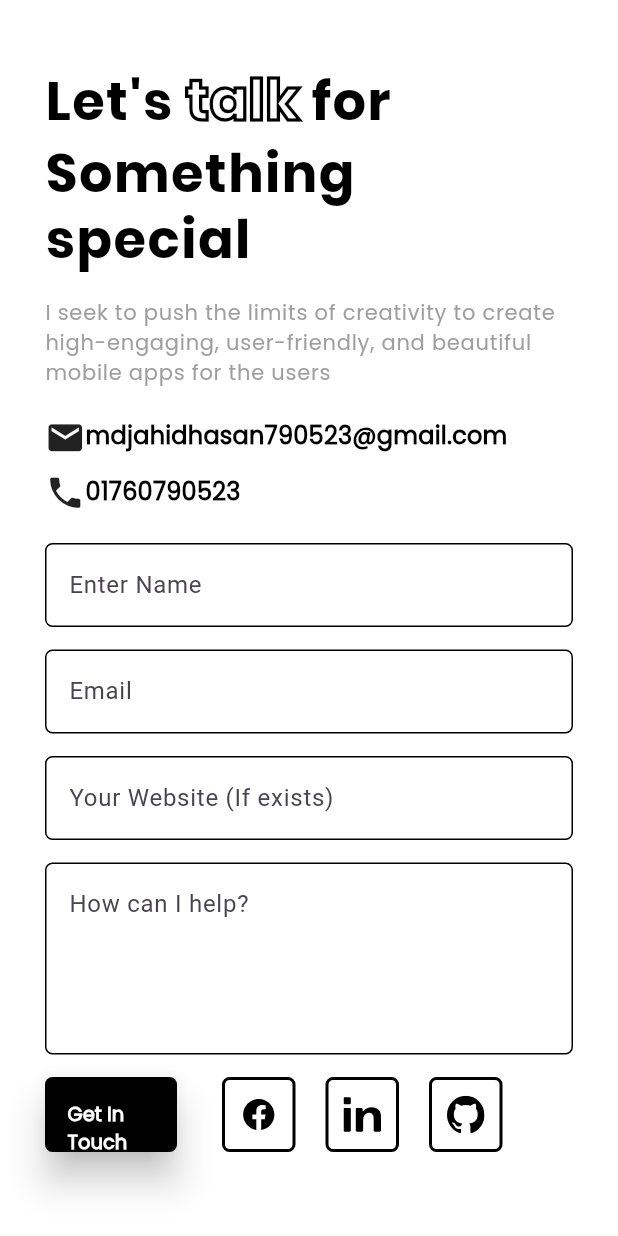
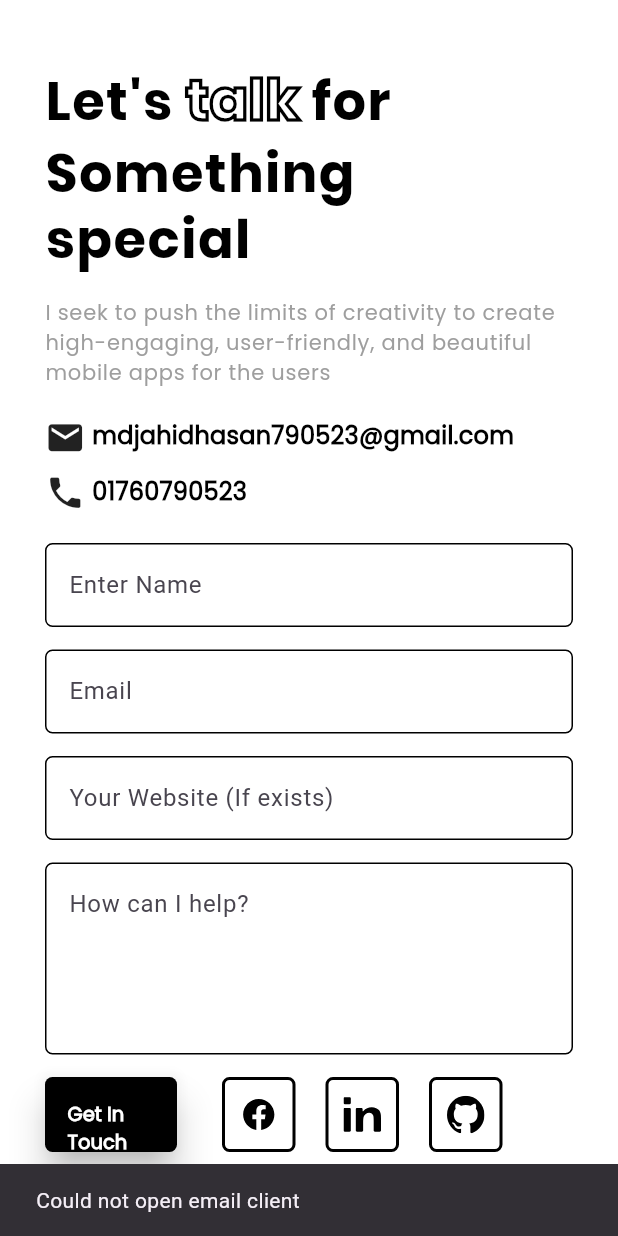
Before and after one commit to Jahid01234/my_portfolio, a Flutter app: the ContactMeWidget widget shown alone on an empty page, opened directly with empty values, after a tap on "Get In Touch", on a phone screen of 412 x 824 dp. Run offline on Flutter 3.47's test engine with Material 3 defaults, Android fonts, the phone set to English and light mode, and no system bars; drawn by our look-alikes of widget_and_text_animator; our stand-ins replace animated_background, flutter_carousel_widget, flutter_svg, gap, lottie, responsive_framework and 1 more; missing offline and left inert: dart:ui_web.

Commit message:
- add url launcher for contact me

```diff
--- a/lib/widgets/contact_me_widget.dart
+++ b/lib/widgets/contact_me_widget.dart
@@ -3,11 +3,35 @@ import 'package:gap/gap.dart';
 import 'package:my_portfolio/utils/app_strings.dart';
 import 'package:my_portfolio/widgets/social_cards_widget.dart';
 import 'package:responsive_framework/responsive_framework.dart';
+import 'package:url_launcher/url_launcher.dart';
 
 class ContactMeWidget extends StatelessWidget {
   final GlobalKey contactMeSectionKey;
 
   const ContactMeWidget({super.key, required this.contactMeSectionKey});
+
+
+  Future<void> _launchEmail() async {
+    final Uri emailUri = Uri(
+      scheme: 'mailto',
+      path: 'mdjahidhasan790523@gmail.com',
+      query: 'subject=Contact from Portfolio&body=Hello Jahid,', // optional
+    );
+    if (!await launchUrl(emailUri)) {
+      throw Exception('Could not launch $emailUri');
+    }
+  }
+
+  Future<void> _launchPhone() async {
+    final Uri phoneUri = Uri(
+      scheme: 'tel',
+      path: '01760790523',
+    );
+    if (!await launchUrl(phoneUri)) {
+      throw Exception('Could not launch $phoneUri');
+    }
+  }
+
 
   @override
   Widget build(BuildContext context) {
@@ -50,72 +74,133 @@ class ContactMeWidget extends StatelessWidget {
           text: TextSpan(children: [
             TextSpan(
                 text: "Let's ",
-                style: Theme.of(context).textTheme.headlineLarge),
+                style: Theme
+                    .of(context)
+                    .textTheme
+                    .headlineLarge),
             TextSpan(
-                text: "talk ", style: Theme.of(context).textTheme.labelLarge),
+                text: "talk ", style: Theme
+                .of(context)
+                .textTheme
+                .labelLarge),
             TextSpan(
                 text: "for\n",
-                style: Theme.of(context).textTheme.headlineLarge),
+                style: Theme
+                    .of(context)
+                    .textTheme
+                    .headlineLarge),
             TextSpan(
                 text: "Something special\n",
-                style: Theme.of(context).textTheme.headlineLarge),
+                style: Theme
+                    .of(context)
+                    .textTheme
+                    .headlineLarge),
             const TextSpan(
               text: "\n",
             ),
             TextSpan(
                 text:
                 "I seek to push the limits of creativity to create high-engaging, user-friendly, and beautiful mobile apps for the users\n",
-                style: Theme.of(context).textTheme.labelSmall),
+                style: Theme
+                    .of(context)
+                    .textTheme
+                    .labelSmall),
           ]),
         ),
-        Wrap(
+        GestureDetector(
+          onTap: _launchEmail,
+          child: Wrap(
             children: [
               const Icon(
                 Icons.email,
                 size: 27,
               ),
               const Gap(20),
-            Text("mdjahidhasan790523@gmail.com",
-                style: Theme.of(context).textTheme.titleMedium)
+              Text(" mdjahidhasan790523@gmail.com",
+                  style: Theme
+                      .of(context)
+                      .textTheme
+                      .titleMedium)
             ],
           ),
+        ),
         const Gap(10),
-        Wrap(
+        GestureDetector(
+          onTap: _launchPhone,
+          child: Wrap(
             children: [
               const Icon(
                 Icons.phone,
                 size: 27,
               ),
               const Gap(20),
-            Text("01760790523", style: Theme.of(context).textTheme.titleMedium)
+              Text(" 01760790523", style: Theme
+                  .of(context)
+                  .textTheme
+                  .titleMedium)
             ],
+          ),
         )
       ],
     );
   }
 
   Widget getTextFields(BuildContext context) {
+    final nameController = TextEditingController();
+    final emailController = TextEditingController();
+    final websiteController = TextEditingController();
+    final messageController = TextEditingController();
+
+    Future<void> _sendEmail() async {
+      final String name = nameController.text.trim();
+      final String email = emailController.text.trim();
+      final String website = websiteController.text.trim();
+      final String message = messageController.text.trim();
+
+      final Uri emailUri = Uri(
+        scheme: 'mailto',
+        path: 'mdjahidhasan790523@gmail.com',
+        query: Uri.encodeFull(
+          'subject=New Contact from $name'
+              '&body=Name: $name\n'
+              'Email: $email\n'
+              'Website: $website\n\n'
+              'Message:\n$message',
+        ),
+      );
+
+      if (!await launchUrl(emailUri)) {
+        ScaffoldMessenger.of(context).showSnackBar(
+          const SnackBar(content: Text('Could not open email client')),
+        );
+      }
+    }
+
     return Column(
       children: [
         TextFormField(
+          controller: nameController,
           decoration: const InputDecoration(
             hintText: AppStrings.nameFieldHintText,
           ),
         ),
         const Gap(15),
         TextFormField(
+          controller: emailController,
           decoration: const InputDecoration(
             hintText: AppStrings.emailFieldHintText,
           ),
         ),
         const Gap(15),
         TextFormField(
+          controller: websiteController,
           decoration: const InputDecoration(
             hintText: AppStrings.websiteFieldHintText,
           ),
         ),
         const Gap(15),
         TextFormField(
+          controller: messageController,
           maxLines: 4,
           decoration: const InputDecoration(
             hintText: AppStrings.messageFieldHintText,
@@ -128,14 +213,16 @@ class ContactMeWidget extends StatelessWidget {
               child: SizedBox(
                 height: 50,
                 child: ElevatedButton(
-                  onPressed: () {},
+                  onPressed: _sendEmail,
                   child: const Wrap(
                     alignment: WrapAlignment.center,
                     children: [
                       Text(
                         AppStrings.contactMeButtonText,
                         style: TextStyle(
-                            fontSize: 13, fontWeight: FontWeight.bold),
+                          fontSize: 13,
+                          fontWeight: FontWeight.bold,
+                        ),
                       ),
                     ],
                   ),
--- a/lib/widgets/intro_widget.dart
+++ b/lib/widgets/intro_widget.dart
@@ -116,4 +116,3 @@ class IntroWidget extends StatelessWidget {
     );
   }
 }
-//
```
Also changed, not shown: pubspec.lock. Lines whose indentation alone changed are shown as unchanged.
